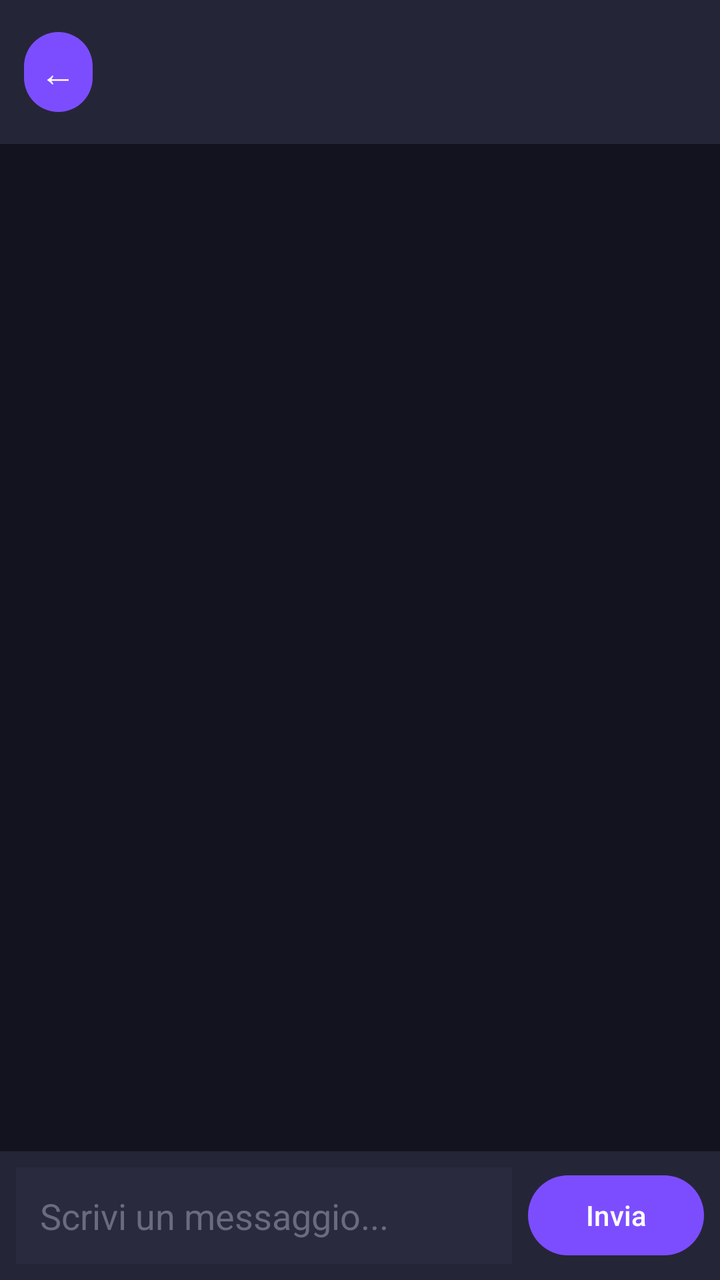
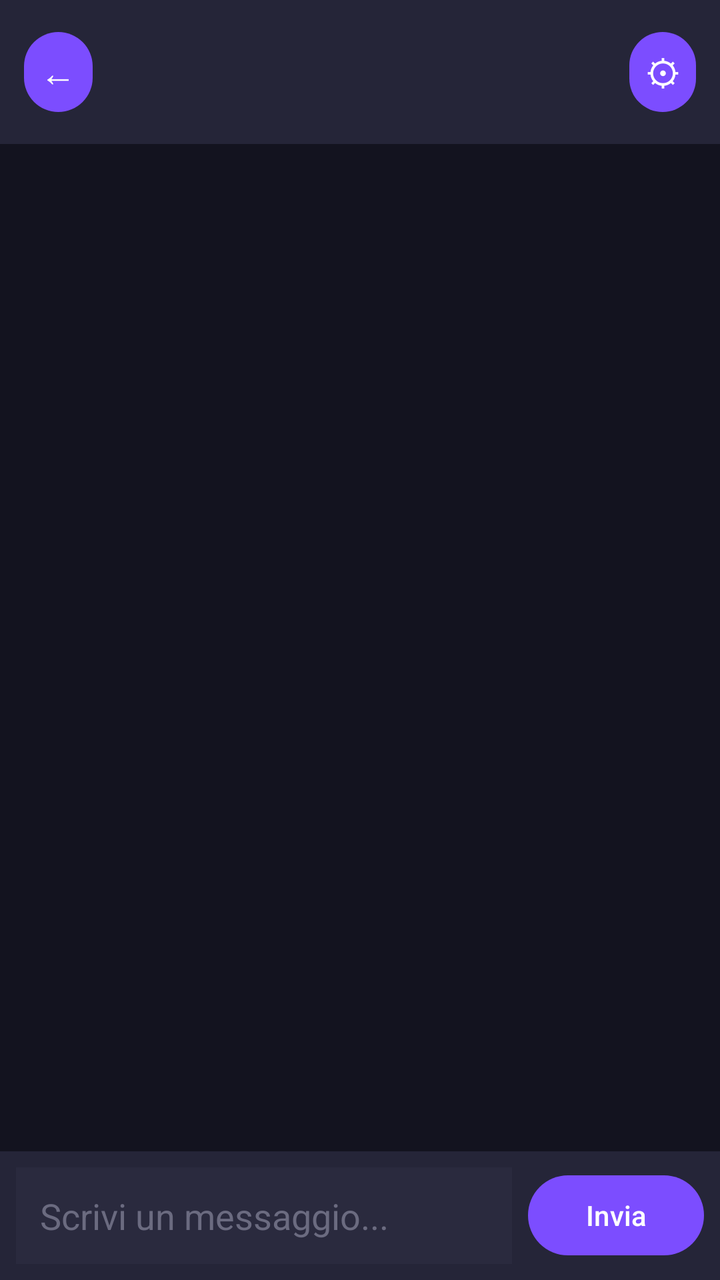

The first picture is an Android layout as it rendered before a commit; the second is the same layout after the commit. The layout source and the unified diff follow.
<!-- AndroidManifest.xml: application theme AppTheme -->
<!-- res/layout/fragment_group_chat.xml -->
<?xml version="1.0" encoding="utf-8"?>
<LinearLayout xmlns:android="http://schemas.android.com/apk/res/android"
    android:layout_width="match_parent"
    android:layout_height="match_parent"
    android:background="@color/background"
    android:orientation="vertical">

    <LinearLayout
        android:layout_width="match_parent"
        android:layout_height="wrap_content"
        android:orientation="horizontal"
        android:gravity="center_vertical"
        android:padding="12dp"
        android:background="@color/surface_card">

        <Button
            android:id="@+id/btn_back"
            android:layout_width="wrap_content"
            android:layout_height="wrap_content"
            android:text="←"
            android:textAllCaps="false"
            android:textSize="18sp"
            android:minWidth="0dp"
            android:paddingStart="8dp"
            android:paddingEnd="8dp" />

        <LinearLayout
            android:layout_width="0dp"
            android:layout_height="wrap_content"
            android:layout_weight="1"
            android:orientation="vertical"
            android:layout_marginStart="8dp">

            <TextView
                android:id="@+id/group_title"
                android:layout_width="wrap_content"
                android:layout_height="wrap_content"
                android:textColor="@color/on_surface"
                android:textSize="16sp"
                android:textStyle="bold" />

            <TextView
                android:id="@+id/group_subtitle"
                android:layout_width="wrap_content"
                android:layout_height="wrap_content"
                android:textColor="@color/on_surface_variant"
                android:textSize="11sp" />
        </LinearLayout>
    </LinearLayout>

    <ProgressBar
        android:id="@+id/loading_bar"
        android:layout_width="match_parent"
        android:layout_height="wrap_content"
        style="?android:attr/progressBarStyleHorizontal"
        android:indeterminate="true"
        android:visibility="gone" />

    <androidx.recyclerview.widget.RecyclerView
        android:id="@+id/messages_list"
        android:layout_width="match_parent"
        android:layout_height="0dp"
        android:layout_weight="1"
        android:clipToPadding="false"
        android:padding="12dp" />

    <LinearLayout
        android:layout_width="match_parent"
        android:layout_height="wrap_content"
        android:orientation="horizontal"
        android:padding="8dp"
        android:background="@color/surface_card"
        android:gravity="center_vertical">

        <EditText
            android:id="@+id/message_input"
            android:layout_width="0dp"
            android:layout_height="wrap_content"
            android:layout_weight="1"
            android:hint="Scrivi un messaggio..."
            android:inputType="text"
            android:maxLines="3"
            android:background="@color/surface_container"
            android:padding="12dp"
            android:textColor="@color/on_surface"
            android:textColorHint="@color/on_surface_dim"
            android:layout_marginEnd="8dp" />

        <Button
            android:id="@+id/btn_send"
            android:layout_width="wrap_content"
            android:layout_height="wrap_content"
            android:text="Invia"
            android:textAllCaps="false" />
    </LinearLayout>

</LinearLayout>
<!-- resources referenced by this layout -->
<resources>
  <color name="background">#13131F</color>
  <color name="on_surface">#E8E8F0</color>
  <color name="on_surface_dim">#6B6B80</color>
  <color name="on_surface_variant">#A0A0B8</color>
  <color name="surface_card">#252538</color>
  <color name="surface_container">#2A2A3E</color>
  <style name="AppTheme" parent="Theme.Material3.Dark.NoActionBar">
          <item name="colorPrimary">@color/primary</item>
          <item name="colorOnPrimary">@color/on_primary</item>
          <item name="colorPrimaryContainer">@color/primary_dark</item>
          <item name="colorOnPrimaryContainer">@color/on_primary</item>
          <item name="colorSecondary">@color/secondary</item>
          <item name="colorTertiary">@color/tertiary</item>
          <item name="colorSurface">@color/surface</item>
          <item name="colorOnSurface">@color/on_surface</item>
          <item name="colorSurfaceVariant">@color/surface_variant</item>
          <item name="colorOnSurfaceVariant">@color/on_surface_variant</item>
          <item name="colorSurfaceContainer">@color/surface_container</item>
          <item name="android:colorBackground">@color/background</item>
          <item name="android:windowBackground">@color/background</item>
          <item name="android:statusBarColor">@color/background_dark</item>
          <item name="android:navigationBarColor">@color/bottom_nav_bg</item>
          <item name="android:windowLightStatusBar">false</item>
          <item name="colorError">@color/error</item>
          <item name="colorOnError">@color/on_primary</item>
          <item name="colorErrorContainer">@color/error_container</item>
          <item name="colorOutline">@color/outline</item>
      </style>
  <color name="primary">#7C4DFF</color>
  <color name="on_primary">#FFFFFF</color>
  <color name="primary_dark">#651FFF</color>
  <color name="secondary">#03DAC6</color>
  <color name="tertiary">#FF6E40</color>
  <color name="surface">#1E1E2E</color>
  <color name="surface_variant">#3A3A4E</color>
  <color name="background_dark">#0D0D16</color>
  <color name="bottom_nav_bg">#1A1A2E</color>
  <color name="error">#FF5252</color>
  <color name="error_container">#3E1A1A</color>
  <color name="outline">#3A3A4E</color>
</resources>

<!-- the commit's change to res/layout/fragment_group_chat.xml (unified diff, before → after) -->
@@ -46,6 +46,17 @@
                 android:textColor="@color/on_surface_variant"
                 android:textSize="11sp" />
         </LinearLayout>
+
+        <Button
+            android:id="@+id/btn_group_settings"
+            android:layout_width="wrap_content"
+            android:layout_height="wrap_content"
+            android:text="⚙"
+            android:textAllCaps="false"
+            android:textSize="18sp"
+            android:minWidth="0dp"
+            android:paddingStart="8dp"
+            android:paddingEnd="8dp" />
     </LinearLayout>
 
     <ProgressBar
